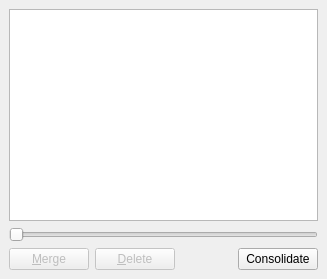
First picture: the form in gui/docks/labeldock.ui, repository gerbilvis/gerbil, before the edit.
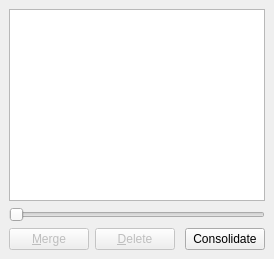
Second picture: the form after the edit.

What changed in the file:
```diff
--- a/gui/docks/labeldock.ui
+++ b/gui/docks/labeldock.ui
@@ -2,14 +2,6 @@
 <ui version="4.0">
  <class>LabelDock</class>
  <widget class="QDockWidget" name="LabelDock">
-  <property name="geometry">
-   <rect>
-    <x>0</x>
-    <y>0</y>
-    <width>327</width>
-    <height>279</height>
-   </rect>
-  </property>
   <property name="windowTitle">
    <string>Labels</string>
   </property>
```
